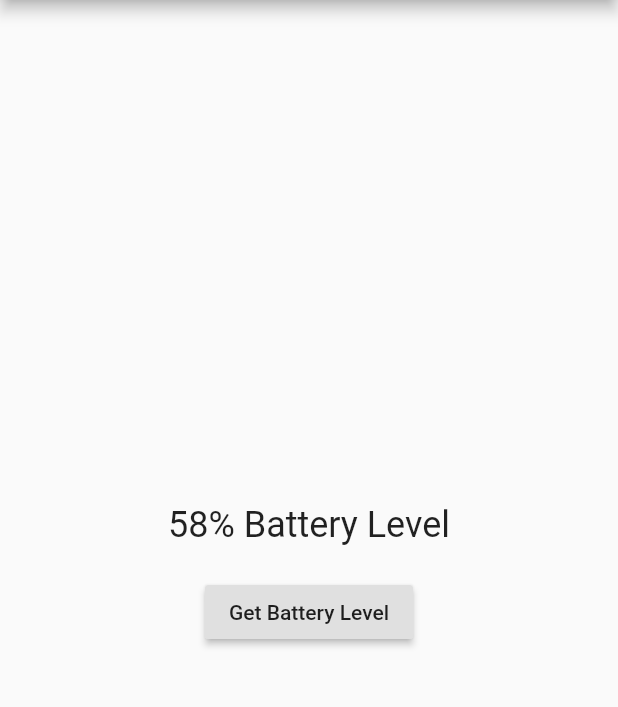
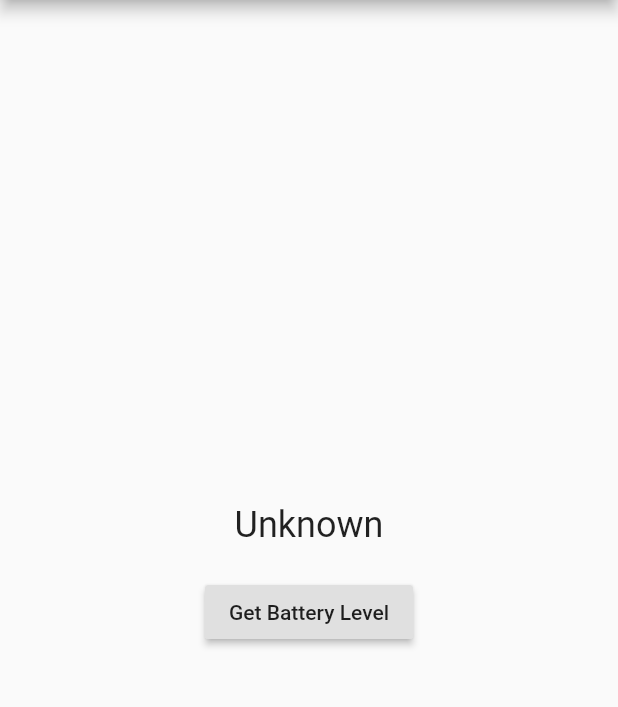
Before and after one commit to analiras2/native-features-flutter, a Flutter app: the screen it shows after launch, after a tap on "Get Battery Level", on a phone screen of 412 x 824 dp, the part 84-791 px from its top. Run offline on Flutter 3.47's test engine with Material 2 defaults, Android fonts, the phone set to English and light mode, and no system bars.

```diff
--- /dev/null
+++ b/lib/constants.dart
@@ -0,0 +1,4 @@
+const CHANNEL_BASE = 'developes.native_features';
+const CHANNEL_BATTERY = '$CHANNEL_BASE/battery';
+
+const CHANNEL_METHOD_BATTERY_GET = 'getBatteryLevel';
--- a/lib/main.dart
+++ b/lib/main.dart
@@ -1,4 +1,7 @@
 import 'package:flutter/material.dart';
+import 'dart:async';
+import 'package:flutter/services.dart';
+import 'package:native_features/constants.dart';
 
 void main() {
   runApp(MyApp());
@@ -27,6 +30,28 @@ class MyHomePage extends StatefulWidget {
 }
 
 class _MyHomePageState extends State<MyHomePage> {
+  String _baterryLevel = "Unknown";
+
+  static const platform = const MethodChannel(CHANNEL_BATTERY);
+
+  Future<void> _getBatteryLevel() async {
+    String batteryLevel;
+
+    try {
+      final int result =
+          await platform.invokeMethod(CHANNEL_METHOD_BATTERY_GET);
+      batteryLevel = '${result}% Battery Level .';
+    } on PlatformException catch (e) {
+      batteryLevel = "Failed to get battery level: '${e.message}";
+    } catch (e) {
+      batteryLevel = "Error: '${e.message}";
+    }
+
+    setState(() {
+      _baterryLevel = batteryLevel;
+    });
+  }
+
   @override
   Widget build(BuildContext context) {
     return Scaffold(
@@ -40,11 +65,12 @@ class _MyHomePageState extends State<MyHomePage> {
             Container(
               padding: EdgeInsets.only(bottom: 20),
               child: Text(
-                '58% Battery Level',
+                _baterryLevel,
                 style: TextStyle(fontSize: 24),
               ),
             ),
-            RaisedButton(child: Text('Get Battery Level'), onPressed: () {}),
+            RaisedButton(
+                child: Text('Get Battery Level'), onPressed: _getBatteryLevel),
           ],
         ),
       ),
```
